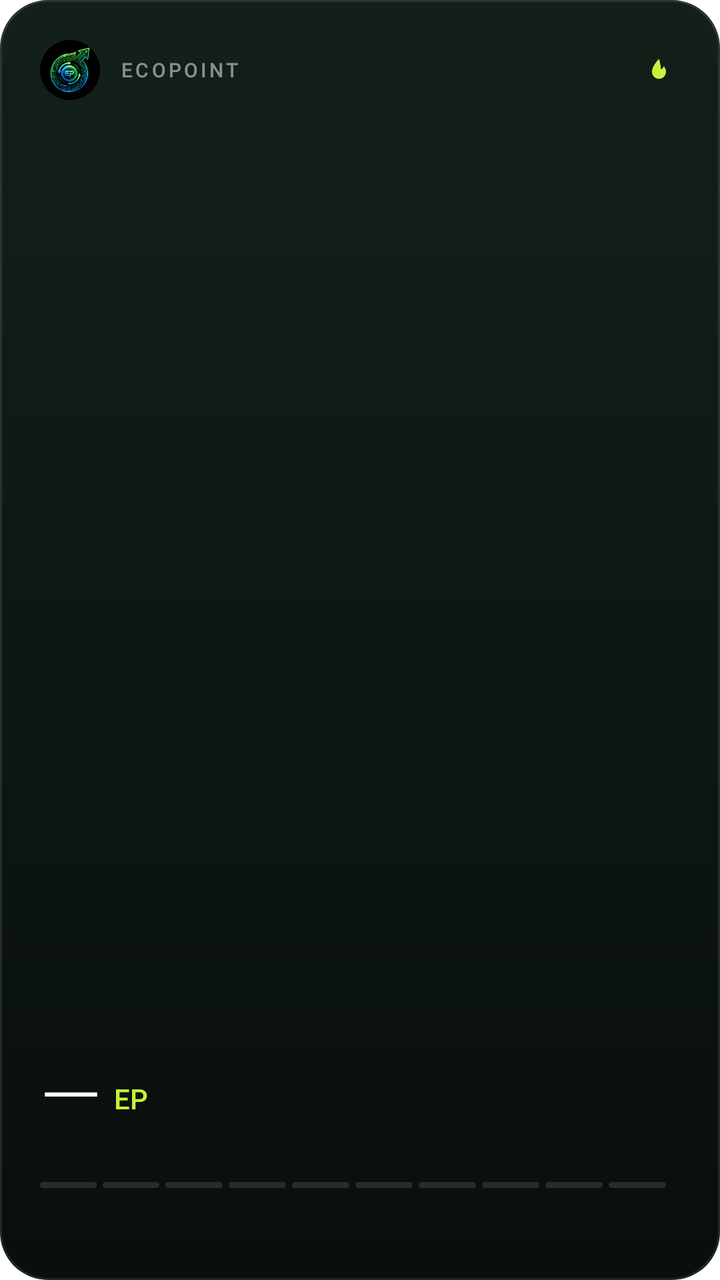
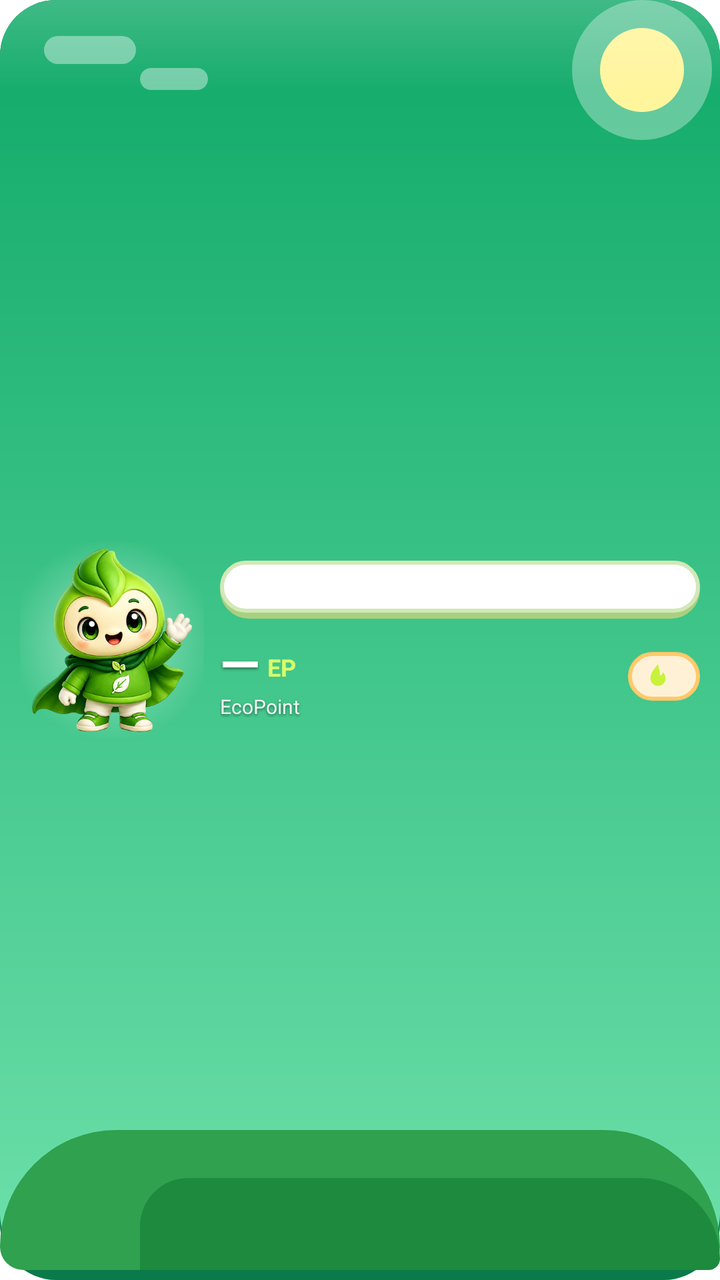

Screens rendered from an Android XML layout before and after an edit, with the pre-edit source and the edit as a unified diff.
<!-- AndroidManifest.xml: fallback theme Theme.MaterialComponents.DayNight.NoActionBar -->
<!-- res/layout/ep_widget.xml -->
<?xml version="1.0" encoding="utf-8"?>
<FrameLayout xmlns:android="http://schemas.android.com/apk/res/android"
    android:id="@+id/ep_widget_root"
    android:layout_width="match_parent"
    android:layout_height="match_parent"
    android:background="@drawable/ep_widget_bg">

    <LinearLayout
        android:layout_width="match_parent"
        android:layout_height="match_parent"
        android:orientation="vertical"
        android:padding="20dp">

            <LinearLayout
                android:layout_width="match_parent"
                android:layout_height="wrap_content"
                android:gravity="center_vertical"
                android:orientation="horizontal">
                <ImageView
                android:layout_width="30dp"
                android:layout_height="30dp"
                android:contentDescription="EcoPoint"
                android:scaleType="fitCenter"
                android:src="@drawable/ep_widget_logo" />
                <TextView
                android:id="@+id/ep_widget_label"
                android:layout_width="0dp"
                android:layout_height="wrap_content"
                android:layout_weight="1"
                android:layout_marginStart="10dp"
                android:layout_marginBottom="0dp"
                android:fontFamily="sans-serif-medium"
                android:letterSpacing="0.14"
                android:maxLines="1"
                android:text="EcoPoint"
                android:textAllCaps="true"
                android:textColor="#80FFFFFF"
                android:textSize="10sp" />
                <LinearLayout
                android:id="@+id/ep_widget_streak_chip"
                android:layout_width="wrap_content"
                android:layout_height="wrap_content"
                android:gravity="center_vertical"
                android:orientation="horizontal">

                <ImageView
                    android:layout_width="13dp"
                    android:layout_height="13dp"
                    android:importantForAccessibility="no"
                    android:id="@+id/ep_widget_flame"
                    android:src="@drawable/ep_widget_flame" />

                <TextView
                    android:id="@+id/ep_widget_streak"
                    android:layout_width="wrap_content"
                    android:layout_height="wrap_content"
                    android:layout_marginStart="4dp"
                    android:fontFamily="sans-serif-medium"
                    android:includeFontPadding="false"
                    android:text=""
                    android:textColor="#E6FFFFFF"
                    android:textSize="14sp" />
            </LinearLayout>
            </LinearLayout>

            <LinearLayout
                android:layout_width="match_parent"
                android:layout_height="0dp"
                android:layout_weight="1"
                android:gravity="bottom"
                android:orientation="vertical">
                <LinearLayout
                android:layout_width="wrap_content"
                android:layout_height="wrap_content"
                android:gravity="bottom"
                android:orientation="horizontal">

                <TextView
                    android:id="@+id/ep_widget_balance"
                    android:layout_width="wrap_content"
                    android:layout_height="wrap_content"
                    android:fontFamily="sans-serif-light"
                    android:includeFontPadding="false"
                    android:maxLines="1"
                    android:text="—"
                    android:textColor="#FFFFFFFF"
                    android:textSize="40sp" />

                <TextView
                    android:id="@+id/ep_widget_unit"
                    android:layout_width="wrap_content"
                    android:layout_height="wrap_content"
                    android:layout_marginStart="6dp"
                    android:layout_marginBottom="7dp"
                    android:fontFamily="sans-serif-medium"
                    android:includeFontPadding="false"
                    android:text="EP"
                    android:textColor="#FFC8F23A"
                    android:textSize="14sp" />
            </LinearLayout>
                <LinearLayout
                android:id="@+id/ep_widget_bar_row"
                android:layout_width="match_parent"
                android:layout_height="wrap_content"
                android:layout_marginTop="14dp"
                android:gravity="center_vertical"
                android:orientation="horizontal">

                <LinearLayout
                    android:layout_width="0dp"
                    android:layout_height="wrap_content"
                    android:layout_weight="1"
                    android:orientation="horizontal">
                    <FrameLayout
                        android:layout_width="0dp"
                        android:layout_height="3dp"
                        android:layout_marginEnd="3dp"
                        android:layout_weight="1"
                        android:background="@drawable/ep_widget_seg_off">
                        <LinearLayout
                            android:id="@+id/ep_widget_seg_0"
                            android:layout_width="match_parent"
                            android:layout_height="match_parent"
                            android:background="@drawable/ep_widget_seg_on"
                            android:visibility="gone" />
                    </FrameLayout>
                    <FrameLayout
                        android:layout_width="0dp"
                        android:layout_height="3dp"
                        android:layout_marginEnd="3dp"
                        android:layout_weight="1"
                        android:background="@drawable/ep_widget_seg_off">
                        <LinearLayout
                            android:id="@+id/ep_widget_seg_1"
                            android:layout_width="match_parent"
                            android:layout_height="match_parent"
                            android:background="@drawable/ep_widget_seg_on"
                            android:visibility="gone" />
                    </FrameLayout>
                    <FrameLayout
                        android:layout_width="0dp"
                        android:layout_height="3dp"
                        android:layout_marginEnd="3dp"
                        android:layout_weight="1"
                        android:background="@drawable/ep_widget_seg_off">
                        <LinearLayout
                            android:id="@+id/ep_widget_seg_2"
                            android:layout_width="match_parent"
                            android:layout_height="match_parent"
                            android:background="@drawable/ep_widget_seg_on"
                            android:visibility="gone" />
                    </FrameLayout>
                    <FrameLayout
                        android:layout_width="0dp"
                        android:layout_height="3dp"
                        android:layout_marginEnd="3dp"
                        android:layout_weight="1"
                        android:background="@drawable/ep_widget_seg_off">
                        <LinearLayout
                            android:id="@+id/ep_widget_seg_3"
                            android:layout_width="match_parent"
                            android:layout_height="match_parent"
                            android:background="@drawable/ep_widget_seg_on"
                            android:visibility="gone" />
                    </FrameLayout>
                    <FrameLayout
                        android:layout_width="0dp"
                        android:layout_height="3dp"
                        android:layout_marginEnd="3dp"
                        android:layout_weight="1"
                        android:background="@drawable/ep_widget_seg_off">
                        <LinearLayout
                            android:id="@+id/ep_widget_seg_4"
                            android:layout_width="match_parent"
                            android:layout_height="match_parent"
                            android:background="@drawable/ep_widget_seg_on"
                            android:visibility="gone" />
                    </FrameLayout>
                    <FrameLayout
                        android:layout_width="0dp"
                        android:layout_height="3dp"
                        android:layout_marginEnd="3dp"
                        android:layout_weight="1"
                        android:background="@drawable/ep_widget_seg_off">
                        <LinearLayout
                            android:id="@+id/ep_widget_seg_5"
                            android:layout_width="match_parent"
                            android:layout_height="match_parent"
                            android:background="@drawable/ep_widget_seg_on"
                            android:visibility="gone" />
                    </FrameLayout>
                    <FrameLayout
                        android:layout_width="0dp"
                        android:layout_height="3dp"
                        android:layout_marginEnd="3dp"
                        android:layout_weight="1"
                        android:background="@drawable/ep_widget_seg_off">
                        <LinearLayout
                            android:id="@+id/ep_widget_seg_6"
                            android:layout_width="match_parent"
                            android:layout_height="match_parent"
                            android:background="@drawable/ep_widget_seg_on"
                            android:visibility="gone" />
                    </FrameLayout>
                    <FrameLayout
                        android:layout_width="0dp"
                        android:layout_height="3dp"
                        android:layout_marginEnd="3dp"
                        android:layout_weight="1"
                        android:background="@drawable/ep_widget_seg_off">
                        <LinearLayout
                            android:id="@+id/ep_widget_seg_7"
                            android:layout_width="match_parent"
                            android:layout_height="match_parent"
                            android:background="@drawable/ep_widget_seg_on"
                            android:visibility="gone" />
                    </FrameLayout>
                    <FrameLayout
                        android:layout_width="0dp"
                        android:layout_height="3dp"
                        android:layout_marginEnd="3dp"
                        android:layout_weight="1"
                        android:background="@drawable/ep_widget_seg_off">
                        <LinearLayout
                            android:id="@+id/ep_widget_seg_8"
                            android:layout_width="match_parent"
                            android:layout_height="match_parent"
                            android:background="@drawable/ep_widget_seg_on"
                            android:visibility="gone" />
                    </FrameLayout>
                    <FrameLayout
                        android:layout_width="0dp"
                        android:layout_height="3dp"
                        android:layout_marginEnd="3dp"
                        android:layout_weight="1"
                        android:background="@drawable/ep_widget_seg_off">
                        <LinearLayout
                            android:id="@+id/ep_widget_seg_9"
                            android:layout_width="match_parent"
                            android:layout_height="match_parent"
                            android:background="@drawable/ep_widget_seg_on"
                            android:visibility="gone" />
                    </FrameLayout>
                </LinearLayout>

                <TextView
                    android:id="@+id/ep_widget_goal"
                    android:layout_width="wrap_content"
                    android:layout_height="wrap_content"
                    android:layout_marginStart="4dp"
                    android:fontFamily="sans-serif-medium"
                    android:includeFontPadding="false"
                    android:text=""
                    android:textColor="#99FFFFFF"
                    android:textSize="11sp" />
            </LinearLayout>
                <TextView
                android:id="@+id/ep_widget_motto"
                android:layout_width="match_parent"
                android:layout_height="wrap_content"
                android:layout_marginTop="8dp"
                android:fontFamily="sans-serif-medium"
                android:includeFontPadding="false"
                android:maxLines="1"
                android:text=""
                android:textColor="#E6C8F23A"
                android:textSize="11sp" />
            </LinearLayout>
    </LinearLayout>
</FrameLayout>
<!-- resources referenced by this layout -->
<resources>
  <!-- drawable ep_widget_bg (drawable) -->
  <?xml version="1.0" encoding="utf-8"?>
  <layer-list xmlns:android="http://schemas.android.com/apk/res/android">
      <item>
          <shape android:shape="rectangle">
              <gradient android:angle="270" android:startColor="#FF13201A" android:endColor="#FF090F0C" />
              <corners android:radius="24dp" />
          </shape>
      </item>
      <item>
          <shape android:shape="rectangle">
              <stroke android:width="1dp" android:color="#1AFFFFFF" />
              <corners android:radius="24dp" />
          </shape>
      </item>
  </layer-list>
  <!-- drawable ep_widget_flame (drawable) -->
  <?xml version="1.0" encoding="utf-8"?>
  <vector xmlns:android="http://schemas.android.com/apk/res/android"
      android:width="24dp"
      android:height="24dp"
      android:viewportWidth="24"
      android:viewportHeight="24">
      <path
          android:fillColor="#FFC8F23A"
          android:pathData="M12,2C12,2 5.5,8.5 5.5,14a6.5,6.5 0 0 0 13,0c0,-2.2 -1,-3.8 -2.1,-5.3c-0.5,1.6 -1.5,2.6 -2.6,3.1C13.8,8.2 12,2 12,2z" />
  </vector>
  <!-- drawable ep_widget_logo: png bitmap (drawable-nodpi, 46098 bytes) -->
  <!-- drawable ep_widget_seg_off (drawable) -->
  <?xml version="1.0" encoding="utf-8"?>
  <shape xmlns:android="http://schemas.android.com/apk/res/android" android:shape="rectangle">
      <solid android:color="#1FFFFFFF" />
      <corners android:radius="2dp" />
  </shape>
  <!-- drawable ep_widget_seg_on (drawable) -->
  <?xml version="1.0" encoding="utf-8"?>
  <shape xmlns:android="http://schemas.android.com/apk/res/android" android:shape="rectangle">
      <solid android:color="#FFC8F23A" />
      <corners android:radius="2dp" />
  </shape>
</resources>

<!-- the commit's change to res/layout/ep_widget.xml (unified diff, before → after) -->
@@ -1,270 +1,22 @@
 <?xml version="1.0" encoding="utf-8"?>
-<FrameLayout xmlns:android="http://schemas.android.com/apk/res/android"
-    android:id="@+id/ep_widget_root"
-    android:layout_width="match_parent"
-    android:layout_height="match_parent"
-    android:background="@drawable/ep_widget_bg">
-
-    <LinearLayout
-        android:layout_width="match_parent"
-        android:layout_height="match_parent"
-        android:orientation="vertical"
-        android:padding="20dp">
-
-            <LinearLayout
-                android:layout_width="match_parent"
-                android:layout_height="wrap_content"
-                android:gravity="center_vertical"
-                android:orientation="horizontal">
-                <ImageView
-                android:layout_width="30dp"
-                android:layout_height="30dp"
-                android:contentDescription="EcoPoint"
-                android:scaleType="fitCenter"
-                android:src="@drawable/ep_widget_logo" />
-                <TextView
-                android:id="@+id/ep_widget_label"
-                android:layout_width="0dp"
-                android:layout_height="wrap_content"
-                android:layout_weight="1"
-                android:layout_marginStart="10dp"
-                android:layout_marginBottom="0dp"
-                android:fontFamily="sans-serif-medium"
-                android:letterSpacing="0.14"
-                android:maxLines="1"
-                android:text="EcoPoint"
-                android:textAllCaps="true"
-                android:textColor="#80FFFFFF"
-                android:textSize="10sp" />
-                <LinearLayout
-                android:id="@+id/ep_widget_streak_chip"
-                android:layout_width="wrap_content"
-                android:layout_height="wrap_content"
-                android:gravity="center_vertical"
-                android:orientation="horizontal">
-
-                <ImageView
-                    android:layout_width="13dp"
-                    android:layout_height="13dp"
-                    android:importantForAccessibility="no"
-                    android:id="@+id/ep_widget_flame"
-                    android:src="@drawable/ep_widget_flame" />
-
-                <TextView
-                    android:id="@+id/ep_widget_streak"
-                    android:layout_width="wrap_content"
-                    android:layout_height="wrap_content"
-                    android:layout_marginStart="4dp"
-                    android:fontFamily="sans-serif-medium"
-                    android:includeFontPadding="false"
-                    android:text=""
-                    android:textColor="#E6FFFFFF"
-                    android:textSize="14sp" />
-            </LinearLayout>
-            </LinearLayout>
-
-            <LinearLayout
-                android:layout_width="match_parent"
-                android:layout_height="0dp"
-                android:layout_weight="1"
-                android:gravity="bottom"
-                android:orientation="vertical">
-                <LinearLayout
-                android:layout_width="wrap_content"
-                android:layout_height="wrap_content"
-                android:gravity="bottom"
-                android:orientation="horizontal">
-
-                <TextView
-                    android:id="@+id/ep_widget_balance"
-                    android:layout_width="wrap_content"
-                    android:layout_height="wrap_content"
-                    android:fontFamily="sans-serif-light"
-                    android:includeFontPadding="false"
-                    android:maxLines="1"
-                    android:text="—"
-                    android:textColor="#FFFFFFFF"
-                    android:textSize="40sp" />
-
-                <TextView
-                    android:id="@+id/ep_widget_unit"
-                    android:layout_width="wrap_content"
-                    android:layout_height="wrap_content"
-                    android:layout_marginStart="6dp"
-                    android:layout_marginBottom="7dp"
-                    android:fontFamily="sans-serif-medium"
-                    android:includeFontPadding="false"
-                    android:text="EP"
-                    android:textColor="#FFC8F23A"
-                    android:textSize="14sp" />
-            </LinearLayout>
-                <LinearLayout
-                android:id="@+id/ep_widget_bar_row"
-                android:layout_width="match_parent"
-                android:layout_height="wrap_content"
-                android:layout_marginTop="14dp"
-                android:gravity="center_vertical"
-                android:orientation="horizontal">
-
-                <LinearLayout
-                    android:layout_width="0dp"
-                    android:layout_height="wrap_content"
-                    android:layout_weight="1"
-                    android:orientation="horizontal">
-                    <FrameLayout
-                        android:layout_width="0dp"
-                        android:layout_height="3dp"
-                        android:layout_marginEnd="3dp"
-                        android:layout_weight="1"
-                        android:background="@drawable/ep_widget_seg_off">
-                        <LinearLayout
-                            android:id="@+id/ep_widget_seg_0"
-                            android:layout_width="match_parent"
-                            android:layout_height="match_parent"
-                            android:background="@drawable/ep_widget_seg_on"
-                            android:visibility="gone" />
-                    </FrameLayout>
-                    <FrameLayout
-                        android:layout_width="0dp"
-                        android:layout_height="3dp"
-                        android:layout_marginEnd="3dp"
-                        android:layout_weight="1"
-                        android:background="@drawable/ep_widget_seg_off">
-                        <LinearLayout
-                            android:id="@+id/ep_widget_seg_1"
-                            android:layout_width="match_parent"
-                            android:layout_height="match_parent"
-                            android:background="@drawable/ep_widget_seg_on"
-                            android:visibility="gone" />
-                    </FrameLayout>
-                    <FrameLayout
-                        android:layout_width="0dp"
-                        android:layout_height="3dp"
-                        android:layout_marginEnd="3dp"
-                        android:layout_weight="1"
-                        android:background="@drawable/ep_widget_seg_off">
-                        <LinearLayout
-                            android:id="@+id/ep_widget_seg_2"
-                            android:layout_width="match_parent"
-                            android:layout_height="match_parent"
-                            android:background="@drawable/ep_widget_seg_on"
-                            android:visibility="gone" />
-                    </FrameLayout>
-                    <FrameLayout
-                        android:layout_width="0dp"
-                        android:layout_height="3dp"
-                        android:layout_marginEnd="3dp"
-                        android:layout_weight="1"
-                        android:background="@drawable/ep_widget_seg_off">
-                        <LinearLayout
-                            android:id="@+id/ep_widget_seg_3"
-                            android:layout_width="match_parent"
-                            android:layout_height="match_parent"
-                            android:background="@drawable/ep_widget_seg_on"
-                            android:visibility="gone" />
-                    </FrameLayout>
-                    <FrameLayout
-                        android:layout_width="0dp"
-                        android:layout_height="3dp"
-                        android:layout_marginEnd="3dp"
-                        android:layout_weight="1"
-                        android:background="@drawable/ep_widget_seg_off">
-                        <LinearLayout
-                            android:id="@+id/ep_widget_seg_4"
-                            android:layout_width="match_parent"
-                            android:layout_height="match_parent"
-                            android:background="@drawable/ep_widget_seg_on"
-                            android:visibility="gone" />
-                    </FrameLayout>
-                    <FrameLayout
-                        android:layout_width="0dp"
-                        android:layout_height="3dp"
-                        android:layout_marginEnd="3dp"
-                        android:layout_weight="1"
-                        android:background="@drawable/ep_widget_seg_off">
-                        <LinearLayout
-                            android:id="@+id/ep_widget_seg_5"
-                            android:layout_width="match_parent"
-                            android:layout_height="match_parent"
-                            android:background="@drawable/ep_widget_seg_on"
-                            android:visibility="gone" />
-                    </FrameLayout>
-                    <FrameLayout
-                        android:layout_width="0dp"
-                        android:layout_height="3dp"
-                        android:layout_marginEnd="3dp"
-                        android:layout_weight="1"
-                        android:background="@drawable/ep_widget_seg_off">
-                        <LinearLayout
-                            android:id="@+id/ep_widget_seg_6"
-                            android:layout_width="match_parent"
-                            android:layout_height="match_parent"
-                            android:background="@drawable/ep_widget_seg_on"
-                            android:visibility="gone" />
-                    </FrameLayout>
-                    <FrameLayout
-                        android:layout_width="0dp"
-                        android:layout_height="3dp"
-                        android:layout_marginEnd="3dp"
-                        android:layout_weight="1"
-                        android:background="@drawable/ep_widget_seg_off">
-                        <LinearLayout
-                            android:id="@+id/ep_widget_seg_7"
-                            android:layout_width="match_parent"
-                            android:layout_height="match_parent"
-                            android:background="@drawable/ep_widget_seg_on"
-                            android:visibility="gone" />
-                    </FrameLayout>
-                    <FrameLayout
-                        android:layout_width="0dp"
-                        android:layout_height="3dp"
-                        android:layout_marginEnd="3dp"
-                        android:layout_weight="1"
-                        android:background="@drawable/ep_widget_seg_off">
-                        <LinearLayout
-                            android:id="@+id/ep_widget_seg_8"
-                            android:layout_width="match_parent"
-                            android:layout_height="match_parent"
-                            android:background="@drawable/ep_widget_seg_on"
-                            android:visibility="gone" />
-                    </FrameLayout>
-                    <FrameLayout
-                        android:layout_width="0dp"
-                        android:layout_height="3dp"
-                        android:layout_marginEnd="3dp"
-                        android:layout_weight="1"
-                        android:background="@drawable/ep_widget_seg_off">
-                        <LinearLayout
-                            android:id="@+id/ep_widget_seg_9"
-                            android:layout_width="match_parent"
-                            android:layout_height="match_parent"
-                            android:background="@drawable/ep_widget_seg_on"
-                            android:visibility="gone" />
-                    </FrameLayout>
-                </LinearLayout>
-
-                <TextView
-                    android:id="@+id/ep_widget_goal"
-                    android:layout_width="wrap_content"
-                    android:layout_height="wrap_content"
-                    android:layout_marginStart="4dp"
-                    android:fontFamily="sans-serif-medium"
-                    android:includeFontPadding="false"
-                    android:text=""
-                    android:textColor="#99FFFFFF"
-                    android:textSize="11sp" />
-            </LinearLayout>
-                <TextView
-                android:id="@+id/ep_widget_motto"
-                android:layout_width="match_parent"
-                android:layout_height="wrap_content"
-                android:layout_marginTop="8dp"
-                android:fontFamily="sans-serif-medium"
-                android:includeFontPadding="false"
-                android:maxLines="1"
-                android:text=""
-                android:textColor="#E6C8F23A"
-                android:textSize="11sp" />
-            </LinearLayout>
-    </LinearLayout>
+<FrameLayout xmlns:android="http://schemas.android.com/apk/res/android" android:id="@+id/ep_widget_root" android:layout_width="match_parent" android:layout_height="match_parent" android:background="@drawable/ep_widget_bg">
+<LinearLayout android:layout_width="match_parent" android:layout_height="match_parent" android:gravity="center_vertical" android:orientation="horizontal" android:padding="10dp">
+<ImageView android:id="@+id/ep_widget_mascot" android:layout_width="92dp" android:layout_height="match_parent" android:background="@drawable/ep_widget_halo" android:contentDescription="EcoFriend" android:scaleType="fitCenter" android:src="@drawable/ecofriend_normal" />
+<LinearLayout android:layout_width="0dp" android:layout_height="match_parent" android:layout_weight="1" android:layout_marginStart="8dp" android:gravity="center_vertical" android:orientation="vertical">
+<TextView android:id="@+id/ep_widget_msg" android:layout_width="match_parent" android:layout_height="wrap_content" android:background="@drawable/ep_widget_bubble" android:ellipsize="end" android:includeFontPadding="false" android:maxLines="2" android:paddingStart="12dp" android:paddingEnd="12dp" android:paddingTop="8dp" android:paddingBottom="8dp" android:text="" android:textStyle="bold" android:textColor="@color/ef_w_ink" android:textSize="11sp" />
+<LinearLayout android:layout_width="match_parent" android:layout_height="wrap_content" android:layout_marginTop="8dp" android:gravity="center_vertical" android:orientation="horizontal">
+<LinearLayout android:layout_width="0dp" android:layout_height="wrap_content" android:layout_weight="1" android:orientation="vertical">
+<LinearLayout android:layout_width="wrap_content" android:layout_height="wrap_content" android:gravity="bottom" android:orientation="horizontal">
+<TextView android:id="@+id/ep_widget_balance" android:layout_width="wrap_content" android:layout_height="wrap_content" android:includeFontPadding="false" android:maxLines="1" android:text="—" android:textStyle="bold" android:textColor="@color/ef_w_text" android:shadowColor="#80000000" android:shadowDx="0" android:shadowDy="2" android:shadowRadius="3" android:textSize="26sp" />
+<TextView android:id="@+id/ep_widget_unit" android:layout_width="wrap_content" android:layout_height="wrap_content" android:layout_marginStart="4dp" android:layout_marginBottom="3dp" android:includeFontPadding="false" android:textStyle="bold" android:text="EP" android:textColor="@color/ef_w_lime"  android:textSize="12sp" />
+</LinearLayout>
+<TextView android:id="@+id/ep_widget_label" android:layout_width="match_parent" android:layout_height="wrap_content" android:ellipsize="end" android:includeFontPadding="false" android:maxLines="1" android:text="EcoPoint" android:textColor="@color/ef_w_sub" android:shadowColor="#80000000" android:shadowDx="0" android:shadowDy="2" android:shadowRadius="3" android:textSize="10sp" />
+</LinearLayout>
+<LinearLayout android:id="@+id/ep_widget_streak_chip" android:layout_width="wrap_content" android:layout_height="wrap_content" android:background="@drawable/ep_widget_chip" android:gravity="center_vertical" android:orientation="horizontal" android:paddingStart="8dp" android:paddingEnd="10dp" android:paddingTop="4dp" android:paddingBottom="4dp">
+<ImageView android:id="@+id/ep_widget_flame" android:layout_width="14dp" android:layout_height="14dp" android:importantForAccessibility="no" android:src="@drawable/ep_widget_flame" />
+<TextView android:id="@+id/ep_widget_streak" android:layout_width="wrap_content" android:layout_height="wrap_content" android:layout_marginStart="4dp" android:includeFontPadding="false" android:textStyle="bold" android:textColor="@color/ef_w_flame" android:textSize="14sp" android:text="" />
+</LinearLayout>
+</LinearLayout>
+</LinearLayout>
+</LinearLayout>
 </FrameLayout>
<!-- resource entries referenced after the edit -->
@@ -1,21 +1,21 @@
 <!-- resources referenced by this layout -->
 <resources>
-  <!-- drawable ep_widget_bg (drawable) -->
+  <color name="ef_w_flame">#FFF57C00</color>
+  <color name="ef_w_ink">#FF1F3D12</color>
+  <color name="ef_w_lime">#FFD9FF6B</color>
+  <color name="ef_w_sub">#E6FFFFFF</color>
+  <color name="ef_w_text">#FFFFFFFF</color>
+  <!-- drawable ecofriend_normal: png bitmap (drawable-nodpi, 161471 bytes) -->
+  <!-- drawable ep_widget_bg: vector/xml drawable (drawable, 2232 chars, omitted) -->
+  <!-- drawable ep_widget_bubble (drawable) -->
   <?xml version="1.0" encoding="utf-8"?>
   <layer-list xmlns:android="http://schemas.android.com/apk/res/android">
-      <item>
-          <shape android:shape="rectangle">
-              <gradient android:angle="270" android:startColor="#FF13201A" android:endColor="#FF090F0C" />
-              <corners android:radius="24dp" />
-          </shape>
-      </item>
-      <item>
-          <shape android:shape="rectangle">
-              <stroke android:width="1dp" android:color="#1AFFFFFF" />
-              <corners android:radius="24dp" />
-          </shape>
-      </item>
+      <item><shape android:shape="rectangle"><solid android:color="@color/ef_w_bubble_lip" /><corners android:radius="18dp" /></shape></item>
+      <item android:bottom="3dp"><shape android:shape="rectangle"><solid android:color="@color/ef_w_bubble" /><stroke android:width="2dp" android:color="@color/ef_w_bubble_stroke" /><corners android:radius="18dp" /></shape></item>
   </layer-list>
+  <!-- drawable ep_widget_chip (drawable) -->
+  <?xml version="1.0" encoding="utf-8"?>
+  <shape xmlns:android="http://schemas.android.com/apk/res/android" android:shape="rectangle"><solid android:color="@color/ef_w_chip" /><stroke android:width="2dp" android:color="@color/ef_w_chip_stroke" /><corners android:radius="999dp" /></shape>
   <!-- drawable ep_widget_flame (drawable) -->
   <?xml version="1.0" encoding="utf-8"?>
   <vector xmlns:android="http://schemas.android.com/apk/res/android"
@@ -27,18 +27,15 @@
           android:fillColor="#FFC8F23A"
           android:pathData="M12,2C12,2 5.5,8.5 5.5,14a6.5,6.5 0 0 0 13,0c0,-2.2 -1,-3.8 -2.1,-5.3c-0.5,1.6 -1.5,2.6 -2.6,3.1C13.8,8.2 12,2 12,2z" />
   </vector>
-  <!-- drawable ep_widget_logo: png bitmap (drawable-nodpi, 46098 bytes) -->
-  <!-- drawable ep_widget_seg_off (drawable) -->
+  <!-- drawable ep_widget_halo (drawable) -->
   <?xml version="1.0" encoding="utf-8"?>
-  <shape xmlns:android="http://schemas.android.com/apk/res/android" android:shape="rectangle">
-      <solid android:color="#1FFFFFFF" />
-      <corners android:radius="2dp" />
-  </shape>
-  <!-- drawable ep_widget_seg_on (drawable) -->
-  <?xml version="1.0" encoding="utf-8"?>
-  <shape xmlns:android="http://schemas.android.com/apk/res/android" android:shape="rectangle">
-      <solid android:color="#FFC8F23A" />
-      <corners android:radius="2dp" />
-  </shape>
+  <shape xmlns:android="http://schemas.android.com/apk/res/android" android:shape="rectangle"><gradient android:type="radial" android:gradientRadius="55%" android:startColor="@color/ef_w_halo_in" android:endColor="@color/ef_w_halo_out" /></shape>
+  <color name="ef_w_bubble_lip">#FFA9D07F</color>
+  <color name="ef_w_bubble">#FFFFFFFF</color>
+  <color name="ef_w_bubble_stroke">#FFD2E8B8</color>
+  <color name="ef_w_chip">#FFFFF1D6</color>
+  <color name="ef_w_chip_stroke">#FFFFC96B</color>
+  <color name="ef_w_halo_in">#80FFFFFF</color>
+  <color name="ef_w_halo_out">#00FFFFFF</color>
 </resources>
 
